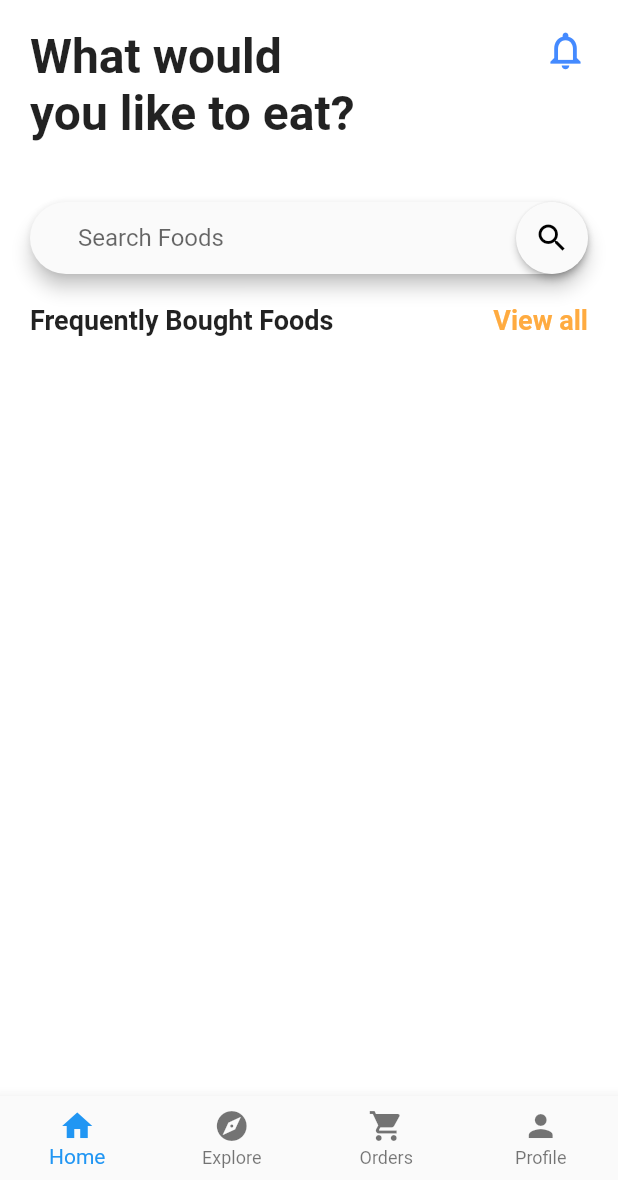
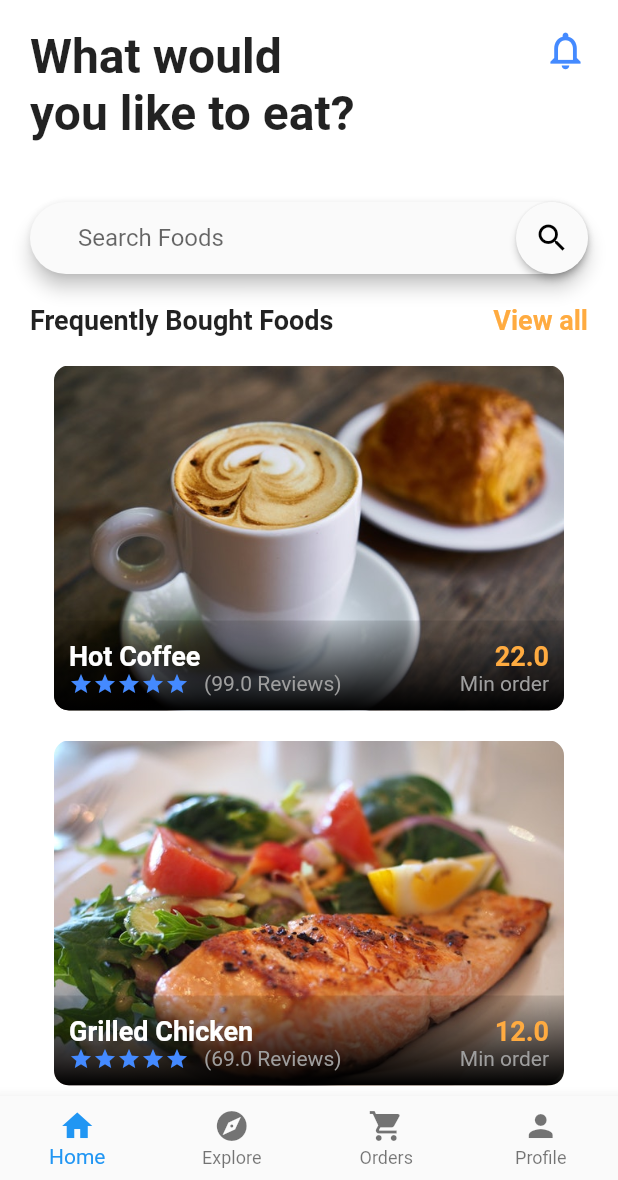
Before and after one commit to danyal97/BiteLancer, a Flutter app: the screen it shows once a user with an empty profile is signed in, on a phone screen of 412 x 824 dp, the part 56-1236 px from its top. Run offline on Flutter 3.47's test engine with Material 2 defaults, Android fonts, the phone set to English and light mode, and no system bars; our stand-ins replace cloud_firestore, firebase_auth, firebase_storage, flutter_spinkit, image_picker, simple_animations; missing offline and left inert: slimy_card; accounts and stored records are empty.

Commit message:
static food items added

```diff
--- /dev/null
+++ b/lib/src/data/food_data.dart
@@ -0,0 +1,22 @@
+import '../models/food_model.dart';
+
+final foods = [
+  Food(
+    id: "1",
+    name: "Hot Coffee",
+    imagePath: "assets/images/breakfast.jpeg",
+    category: "1",
+    price: 22.0,
+    discount: 33.5,
+    ratings: 99.0,
+  ),
+  Food(
+    id: "2",
+    name: "Grilled Chicken",
+    imagePath: "assets/images/lunch.jpeg",
+    category: "2",
+    price: 12.0,
+    discount: 34.5,
+    ratings: 69.0,
+  ),
+];
--- a/lib/src/pages/home_page.dart
+++ b/lib/src/pages/home_page.dart
@@ -6,7 +6,7 @@ import 'package:scoped_model/scoped_model.dart';
 import 'package:foodfreelancing/src/widgets/home_top_info.dart';
 import 'package:foodfreelancing/src/widgets/food_category.dart';
 import 'package:foodfreelancing/src/widgets/search_file.dart';
-
+import '../data/food_data.dart';
 // Model
 import '../models/food_model.dart';
 
@@ -19,7 +19,7 @@ class HomePage extends StatefulWidget {
 }
 
 class _HomePageState extends State<HomePage> {
-  // List<Food> _foods = foods;
+  List<Food> _foods = foods;
 
   @override
   void initState() {
@@ -69,13 +69,14 @@ class _HomePageState extends State<HomePage> {
             ],
           ),
           SizedBox(height: 20.0),
-          ScopedModelDescendant<MainModel>(
-            builder: (BuildContext context, Widget child, MainModel model) {
-              return Column(
-                children: model.foods.map(_buildFoodItems).toList(),
-              );
-            },
+          //ScopedModelDescendant<MainModel>(
+          // builder: (BuildContext context, Widget child, MainModel model) {
+          //return
+          Column(
+            children: _foods.map(_buildFoodItems).toList(),
           ),
+          //},
+          //),
         ],
       ),
     );
```
